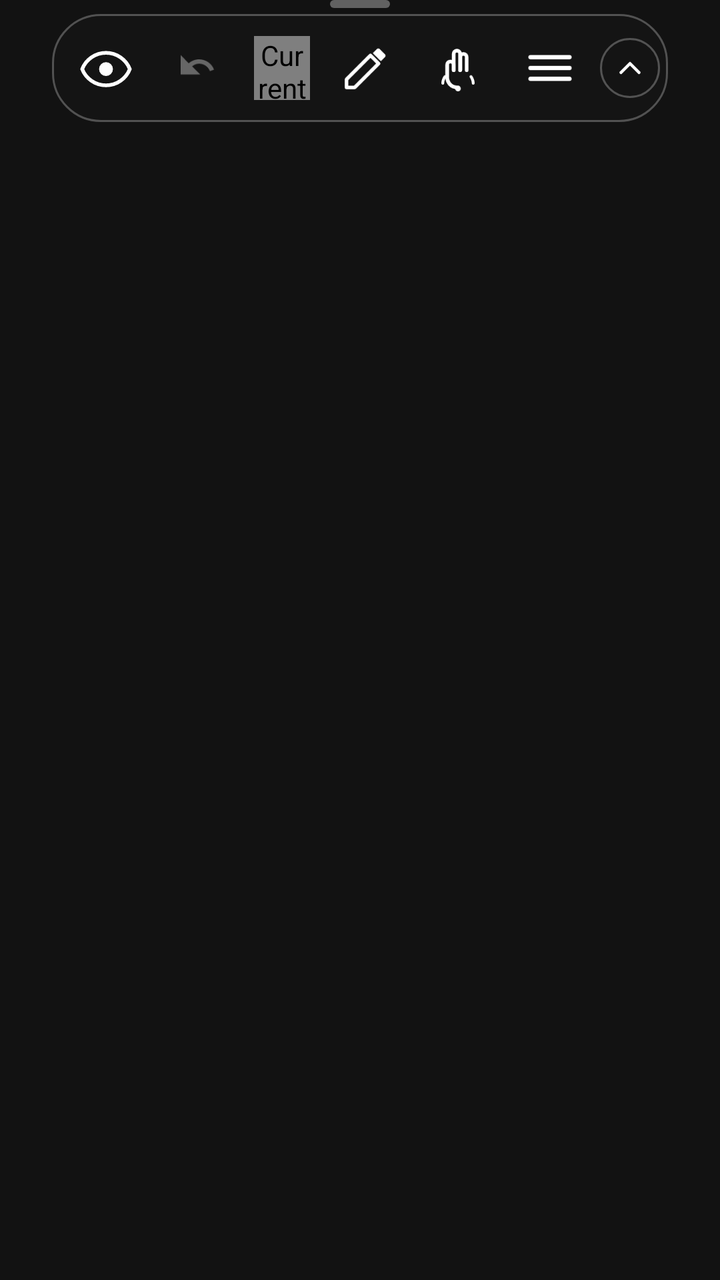
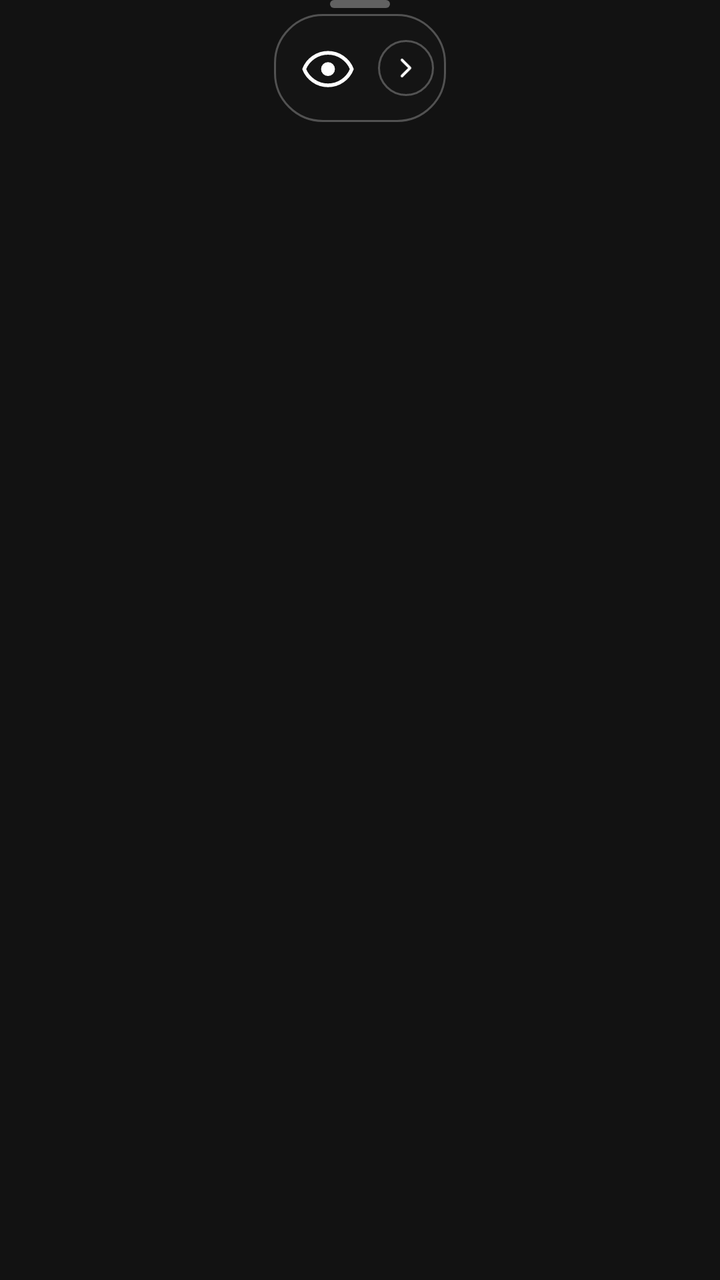

Two renders of the same Android screen: before a commit and after it. Below are the layout's source before the change and the commit's diff.
<!-- AndroidManifest.xml: application theme Theme.DrawAnywhere -->
<!-- res/layout/overlay_toolbar_horizontal.xml -->
<?xml version="1.0" encoding="utf-8"?>
<LinearLayout
    xmlns:android="http://schemas.android.com/apk/res/android"
    android:layout_width="wrap_content"
    android:layout_height="wrap_content"
    android:orientation="vertical"
    android:gravity="center_horizontal">

    <View
        android:layout_width="30dp"
        android:layout_height="4dp"
        android:background="@drawable/bg_grip_handle"
        android:layout_marginBottom="3dp" />

    <LinearLayout
        android:id="@+id/toolbar_content_row"
        android:layout_width="wrap_content"
        android:layout_height="wrap_content"
        android:orientation="horizontal"
        android:gravity="center_vertical"
        android:background="@drawable/bg_toolbar"
        android:paddingStart="4dp"
        android:paddingEnd="4dp"
        android:paddingTop="4dp"
        android:paddingBottom="4dp"
        android:elevation="8dp">

        
        <ImageView
            android:id="@+id/btn_hide"
            android:layout_width="46dp"
            android:layout_height="46dp"
            android:padding="10dp"
            android:src="@drawable/ic_eye"
            android:tint="@color/toolbar_icon_default"
            android:scaleType="fitCenter"
            android:background="@android:color/transparent"
            android:clickable="true"
            android:focusable="true"
            android:contentDescription="@string/cd_btn_hide" />

        
        <HorizontalScrollView
            android:id="@+id/toolbar_scroll_container"
            android:layout_width="wrap_content"
            android:layout_height="wrap_content"
            android:scrollbars="none"
            android:overScrollMode="never"
            android:requiresFadingEdge="horizontal"
            android:fadingEdgeLength="@dimen/toolbar_fading_edge_length">

            <LinearLayout
                android:id="@+id/toolbar_scroll_inner"
                android:layout_width="wrap_content"
                android:layout_height="wrap_content"
                android:orientation="horizontal"
                android:gravity="center_vertical">

                <ImageView
                    android:id="@+id/btn_undo"
                    android:layout_width="46dp"
                    android:layout_height="46dp"
                    android:padding="10dp"
                    android:src="@drawable/ic_undo"
                    android:tint="@color/toolbar_icon_default"
                    android:scaleType="fitCenter"
                    android:background="@android:color/transparent"
                    android:clickable="true"
                    android:focusable="true"
                    android:alpha="0.35"
                    android:enabled="false"
                    android:contentDescription="@string/cd_btn_undo" />

                <com.drawanywhere.app.ColorDropView
                    android:id="@+id/view_color_dot"
                    android:layout_width="28dp"
                    android:layout_height="32dp"
                    android:layout_marginStart="5dp"
                    android:layout_marginEnd="5dp"
                    android:clickable="true"
                    android:focusable="true"
                    android:contentDescription="@string/cd_color_dot" />

                <ImageView
                    android:id="@+id/btn_tools"
                    android:layout_width="46dp"
                    android:layout_height="46dp"
                    android:padding="10dp"
                    android:src="@drawable/ic_pen"
                    android:tint="@color/toolbar_icon_default"
                    android:scaleType="fitCenter"
                    android:background="@android:color/transparent"
                    android:clickable="true"
                    android:focusable="true"
                    android:contentDescription="@string/cd_btn_tools" />

                <ImageView
                    android:id="@+id/btn_finger"
                    android:layout_width="46dp"
                    android:layout_height="46dp"
                    android:padding="10dp"
                    android:src="@drawable/ic_finger"
                    android:tint="@color/toolbar_icon_default"
                    android:scaleType="fitCenter"
                    android:background="@android:color/transparent"
                    android:clickable="true"
                    android:focusable="true"
                    android:contentDescription="@string/cd_btn_finger" />

                <ImageView
                    android:id="@+id/btn_settings"
                    android:layout_width="46dp"
                    android:layout_height="46dp"
                    android:padding="10dp"
                    android:src="@drawable/ic_settings"
                    android:tint="@color/toolbar_icon_default"
                    android:scaleType="fitCenter"
                    android:background="@android:color/transparent"
                    android:clickable="true"
                    android:focusable="true"
                    android:contentDescription="@string/cd_btn_settings" />

            </LinearLayout>
        </HorizontalScrollView>

        
        <FrameLayout
            android:layout_width="30dp"
            android:layout_height="30dp"
            android:layout_marginStart="2dp"
            android:background="@drawable/bg_collapse_pill">
            <ImageView
                android:id="@+id/btn_collapse_arrow"
                android:layout_width="match_parent"
                android:layout_height="match_parent"
                android:padding="6dp"
                android:src="@drawable/ic_chevron_up"
                android:tint="@color/toolbar_icon_default"
                android:scaleType="fitCenter"
                android:clickable="true"
                android:focusable="true"
                android:contentDescription="@string/cd_btn_collapse" />
        </FrameLayout>

    </LinearLayout>

</LinearLayout>
<!-- resources referenced by this layout -->
<resources>
  <color name="toolbar_icon_default">#FFFFFFFF</color>
  <dimen name="toolbar_fading_edge_length">18dp</dimen>
  <!-- drawable bg_collapse_pill (drawable) -->
  <?xml version="1.0" encoding="utf-8"?>
  <shape xmlns:android="http://schemas.android.com/apk/res/android"
      android:shape="oval">
      <solid android:color="@color/toolbar_bg" />
      <stroke
          android:width="1dp"
          android:color="@color/toolbar_divider" />
  </shape>
  <!-- drawable bg_grip_handle (drawable) -->
  <?xml version="1.0" encoding="utf-8"?>
  <shape xmlns:android="http://schemas.android.com/apk/res/android"
      android:shape="rectangle">
      <solid android:color="#55FFFFFF" />
      <corners android:radius="3dp" />
  </shape>
  <!-- drawable bg_toolbar (drawable) -->
  <?xml version="1.0" encoding="utf-8"?>
  <shape xmlns:android="http://schemas.android.com/apk/res/android"
      android:shape="rectangle">
  
      <solid android:color="@color/toolbar_bg" />
  
      <corners android:radius="24dp" />
  
      <stroke
          android:width="1dp"
          android:color="@color/toolbar_divider" />
  
  </shape>
  <!-- drawable ic_chevron_up (drawable) -->
  <?xml version="1.0" encoding="utf-8"?>
  <vector xmlns:android="http://schemas.android.com/apk/res/android"
      android:width="24dp" android:height="24dp"
      android:viewportWidth="24" android:viewportHeight="24">
      <path
          android:pathData="M6,15L12,9L18,15"
          android:fillColor="#00000000"
          android:strokeColor="#FFFFFFFF"
          android:strokeWidth="2"
          android:strokeLineCap="round"
          android:strokeLineJoin="round" />
  </vector>
  <string name="cd_btn_collapse">Collapse or expand toolbar</string>
  <string name="cd_btn_finger">Toggle touch pass-through</string>
  <string name="cd_btn_hide">Hide or show canvas</string>
  <string name="cd_btn_settings">Open settings</string>
  <string name="cd_btn_tools">Select drawing tool</string>
  <string name="cd_btn_undo">Undo last stroke</string>
  <string name="cd_color_dot">Current drawing color</string>
  <color name="toolbar_bg">#E8141414</color>
  <color name="toolbar_divider">#44FFFFFF</color>
  <color name="colorPrimary">#FFB73A3A</color>
  <color name="colorPrimaryVariant">#FF8B0000</color>
  <color name="colorOnPrimary">#FFFFFFFF</color>
  <color name="colorSecondary">#FF444444</color>
  <color name="colorOnSecondary">#FFFFFFFF</color>
  <color name="colorError">#FFCF6679</color>
  <color name="colorOnError">#FF000000</color>
  <color name="colorSurface">#FF1C1C1C</color>
  <color name="colorOnSurface">#FFFFFFFF</color>
  <color name="colorBackground">#FF121212</color>
  <!-- unchanged entries left out for length: 6 -->
</resources>

<!-- the commit's change to res/layout/overlay_toolbar_horizontal.xml (unified diff, before → after) -->
@@ -40,10 +40,31 @@
             android:contentDescription="@string/cd_btn_hide" />
 
         
+        <FrameLayout
+            android:layout_width="28dp"
+            android:layout_height="28dp"
+            android:layout_marginStart="2dp"
+            android:layout_marginEnd="2dp"
+            android:background="@drawable/bg_collapse_pill">
+            <ImageView
+                android:id="@+id/btn_collapse_arrow"
+                android:layout_width="match_parent"
+                android:layout_height="match_parent"
+                android:padding="6dp"
+                android:src="@drawable/ic_chevron_right"
+                android:tint="@color/toolbar_icon_default"
+                android:scaleType="fitCenter"
+                android:clickable="true"
+                android:focusable="true"
+                android:contentDescription="@string/cd_btn_collapse" />
+        </FrameLayout>
+
+        
         <HorizontalScrollView
             android:id="@+id/toolbar_scroll_container"
-            android:layout_width="wrap_content"
+            android:layout_width="0dp"
             android:layout_height="wrap_content"
+            android:layout_weight="0"
             android:scrollbars="none"
             android:overScrollMode="never"
             android:requiresFadingEdge="horizontal"
@@ -70,6 +91,19 @@
                     android:alpha="0.35"
                     android:enabled="false"
                     android:contentDescription="@string/cd_btn_undo" />
+
+                <ImageView
+                    android:id="@+id/btn_add_image"
+                    android:layout_width="46dp"
+                    android:layout_height="46dp"
+                    android:padding="10dp"
+                    android:src="@drawable/ic_image"
+                    android:tint="@color/toolbar_icon_default"
+                    android:scaleType="fitCenter"
+                    android:background="@android:color/transparent"
+                    android:clickable="true"
+                    android:focusable="true"
+                    android:contentDescription="@string/cd_btn_image" />
 
                 <com.drawanywhere.app.ColorDropView
                     android:id="@+id/view_color_dot"
@@ -123,25 +157,6 @@
             </LinearLayout>
         </HorizontalScrollView>
 
-        
-        <FrameLayout
-            android:layout_width="30dp"
-            android:layout_height="30dp"
-            android:layout_marginStart="2dp"
-            android:background="@drawable/bg_collapse_pill">
-            <ImageView
-                android:id="@+id/btn_collapse_arrow"
-                android:layout_width="match_parent"
-                android:layout_height="match_parent"
-                android:padding="6dp"
-                android:src="@drawable/ic_chevron_up"
-                android:tint="@color/toolbar_icon_default"
-                android:scaleType="fitCenter"
-                android:clickable="true"
-                android:focusable="true"
-                android:contentDescription="@string/cd_btn_collapse" />
-        </FrameLayout>
-
     </LinearLayout>
 
 </LinearLayout>
<!-- resource entries referenced after the edit -->
@@ -32,22 +32,55 @@
           android:color="@color/toolbar_divider" />
   
   </shape>
-  <!-- drawable ic_chevron_up (drawable) -->
+  <!-- drawable ic_chevron_right (drawable) -->
   <?xml version="1.0" encoding="utf-8"?>
   <vector xmlns:android="http://schemas.android.com/apk/res/android"
       android:width="24dp" android:height="24dp"
       android:viewportWidth="24" android:viewportHeight="24">
       <path
-          android:pathData="M6,15L12,9L18,15"
+          android:pathData="M9,6L15,12L9,18"
           android:fillColor="#00000000"
           android:strokeColor="#FFFFFFFF"
           android:strokeWidth="2"
           android:strokeLineCap="round"
           android:strokeLineJoin="round" />
   </vector>
+  <!-- drawable ic_image (drawable) -->
+  <?xml version="1.0" encoding="utf-8"?>
+  <vector xmlns:android="http://schemas.android.com/apk/res/android"
+      android:width="24dp"
+      android:height="24dp"
+      android:viewportWidth="24"
+      android:viewportHeight="24">
+  
+      
+      <path
+          android:pathData="M21,3H3C1.9,3 1,3.9 1,5V19C1,20.1 1.9,21 3,21H21C22.1,21 23,20.1 23,19V5C23,3.9 22.1,3 21,3Z"
+          android:fillColor="#00000000"
+          android:strokeColor="#FFFFFFFF"
+          android:strokeWidth="1.6"
+          android:strokeLineCap="round"
+          android:strokeLineJoin="round" />
+  
+      
+      <path
+          android:pathData="M8.5,8.5m-1.5,0a1.5,1.5 0,1 1,3 0a1.5,1.5 0,1 1,-3 0"
+          android:fillColor="#FFFFFFFF" />
+  
+      
+      <path
+          android:pathData="M1,17L7,11L11,15L15,10L23,17"
+          android:fillColor="#00000000"
+          android:strokeColor="#FFFFFFFF"
+          android:strokeWidth="1.6"
+          android:strokeLineCap="round"
+          android:strokeLineJoin="round" />
+  
+  </vector>
   <string name="cd_btn_collapse">Collapse or expand toolbar</string>
   <string name="cd_btn_finger">Toggle touch pass-through</string>
   <string name="cd_btn_hide">Hide or show canvas</string>
+  <string name="cd_btn_image">Add image from gallery</string>
   <string name="cd_btn_settings">Open settings</string>
   <string name="cd_btn_tools">Select drawing tool</string>
   <string name="cd_btn_undo">Undo last stroke</string>
